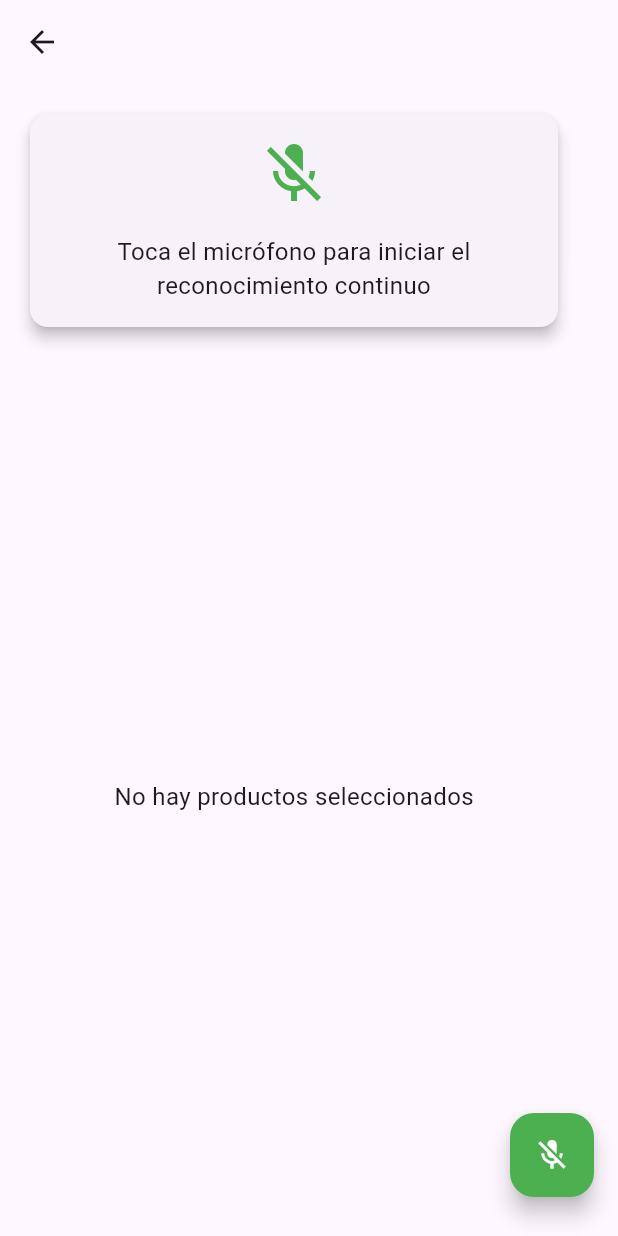
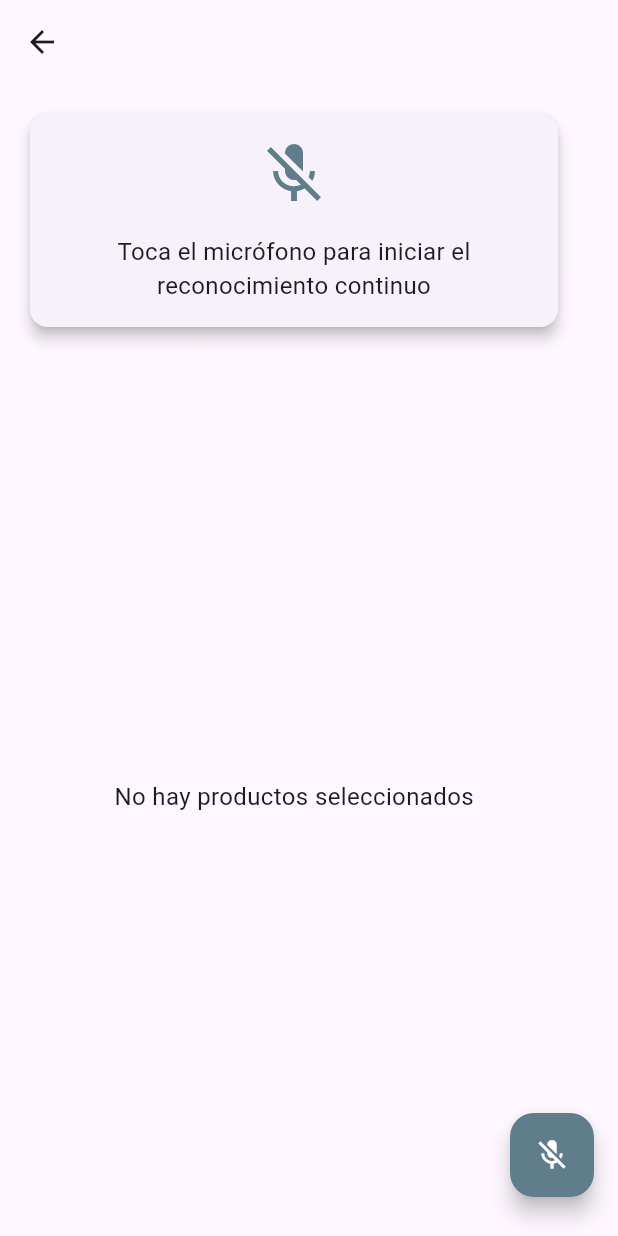
Before and after one commit to celuweb-tech/cw_speech2order, a Flutter app: the screen it shows after launch, after a tap on "speech", on a phone screen of 412 x 824 dp. Run offline on Flutter 3.47's test engine with Material 3 defaults, Android fonts, the phone set to English and light mode, and no system bars; our stand-ins replace speech_to_text.

Commit message:
Change background color

```diff
--- a/example/lib/main.dart
+++ b/example/lib/main.dart
@@ -43,16 +43,12 @@ class _MainScreenState extends State<MainScreen> {
     return SafeArea(
       child: Scaffold(
         appBar: AppBar(
+          backgroundColor: Colors.blueGrey,
           elevation: 10.0,
-          title: const Text('speech2Order'),
-          actions: [
-            IconButton(
-              icon: const Icon(Icons.shopping_cart),
-              onPressed: () {
-                print('Carrito de compras presionado');
-              },
-            ),
-          ],
+          title: const Text(
+            'speech2Order',
+            style: TextStyle(color: Colors.white),
+          ),
         ),
         body: SingleChildScrollView(
           child: Center(
@@ -125,12 +121,13 @@ class _MainScreenState extends State<MainScreen> {
           ),
         ),
         floatingActionButton: FloatingActionButton.extended(
+          backgroundColor: Colors.blueGrey,
           onPressed: () async {
             final result = await Navigator.push<List<Map<String, dynamic>>>(
               context,
               MaterialPageRoute(
                 builder: (context) => Speech2OrderPage(
-                  primaryColor: Colors.green,
+                  primaryColor: Colors.blueGrey,
                   products: speech2OrderProducts,
                 ),
               ),
@@ -159,9 +156,15 @@ class _MainScreenState extends State<MainScreen> {
           },
           label: const Row(
             children: [
-              Text('speech '),
+              Text(
+                'speech',
+                style: TextStyle(color: Colors.white),
+              ),
               SizedBox(width: 10),
-              Icon(Icons.mic_outlined)
+              Icon(
+                Icons.mic_outlined,
+                color: Colors.white,
+              )
             ],
           ),
         ),
```
